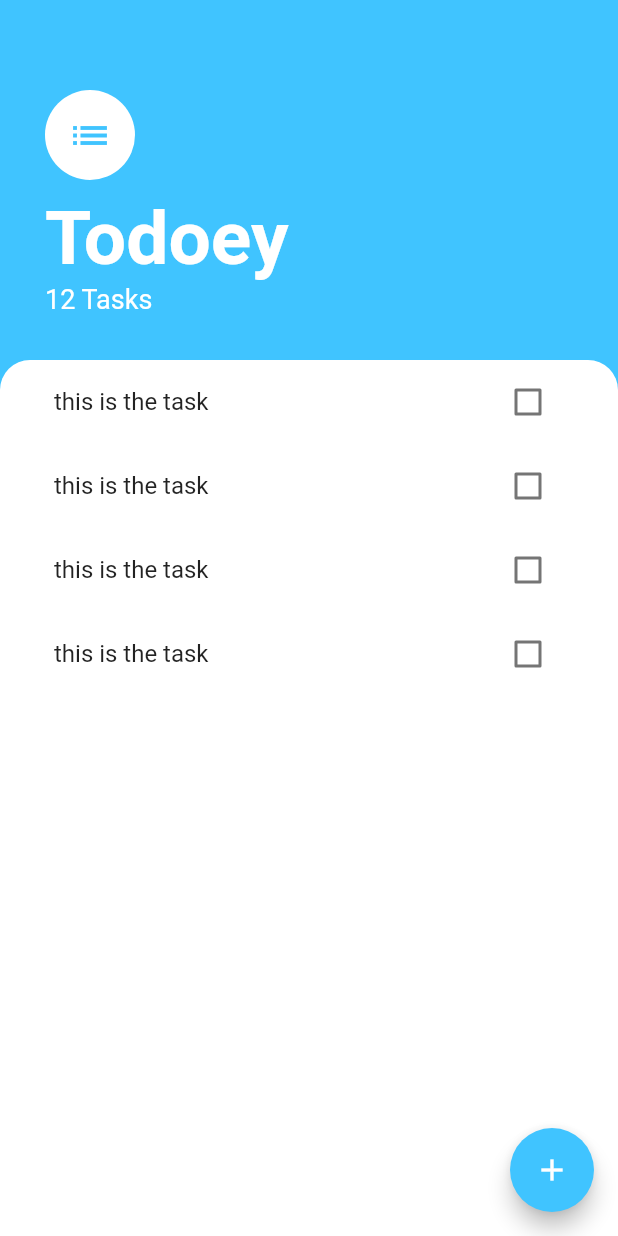
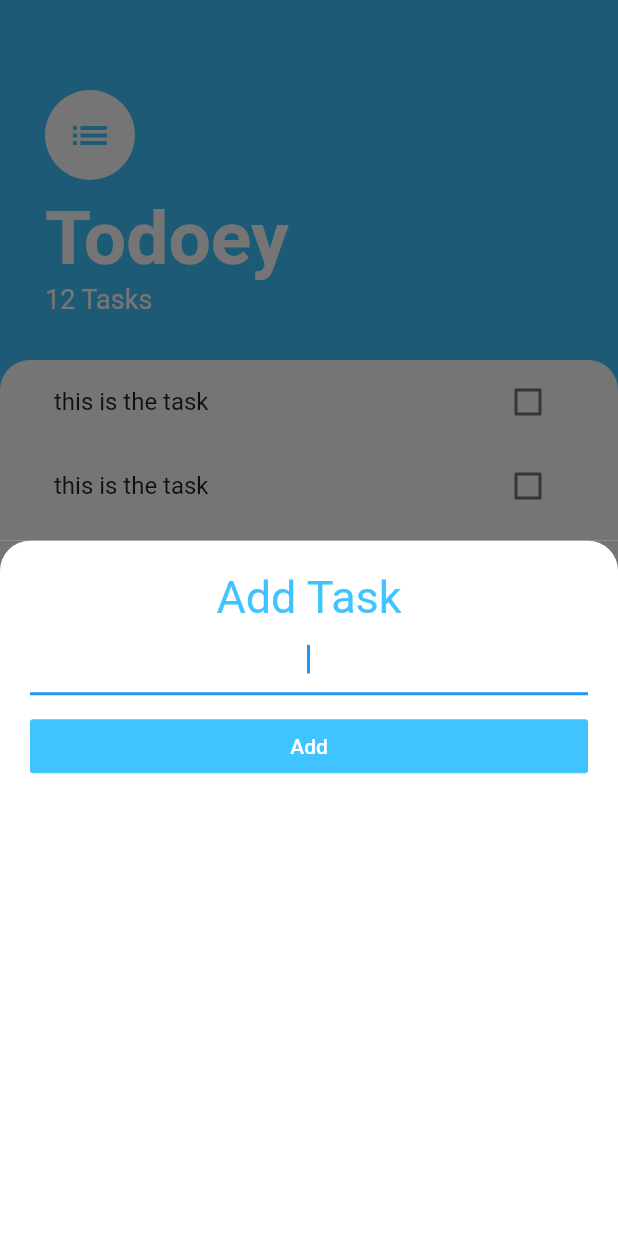
Before and after one commit to jbj88817/Todoey-flutter, a Flutter app: the screen it shows after launch, after a tap on the "add" icon, on a phone screen of 412 x 824 dp. Run offline on Flutter 3.47's test engine with Material 2 defaults, Android fonts, the phone set to English and light mode, and no system bars.

Commit message:
Add task screen

```diff
--- /dev/null
+++ b/lib/screens/add_task_screen.dart
@@ -0,0 +1,48 @@
+import 'package:flutter/material.dart';
+
+class AddTaskScreen extends StatelessWidget {
+  const AddTaskScreen({Key? key}) : super(key: key);
+
+  @override
+  Widget build(BuildContext context) {
+    return Container(
+      color: const Color(0xFF757575),
+      child: Container(
+        padding: const EdgeInsets.all(20.0),
+        decoration: const BoxDecoration(
+          color: Colors.white,
+          borderRadius: BorderRadius.only(
+            topLeft: Radius.circular(20.0),
+            topRight: Radius.circular(20.0),
+          ),
+        ),
+        child: Column(
+          crossAxisAlignment: CrossAxisAlignment.stretch,
+          children: [
+            const Text(
+              'Add Task',
+              textAlign: TextAlign.center,
+              style: TextStyle(
+                color: Colors.lightBlueAccent,
+                fontSize: 30.0,
+              ),
+            ),
+            const TextField(
+              autofocus: true,
+              textAlign: TextAlign.center,
+            ),
+            const SizedBox(
+              height: 10.0,
+            ),
+            FlatButton(
+              onPressed: () {},
+              color: Colors.lightBlueAccent,
+              textColor: Colors.white,
+              child: const Text('Add'),
+            )
+          ],
+        ),
+      ),
+    );
+  }
+}
--- a/lib/screens/tasks_screen.dart
+++ b/lib/screens/tasks_screen.dart
@@ -1,4 +1,5 @@
 import 'package:flutter/material.dart';
+import 'package:todoey/screens/add_task_screen.dart';
 
 import '../widgets/tasks_list.dart';
 
@@ -12,7 +13,12 @@ class TasksScreen extends StatelessWidget {
       floatingActionButton: FloatingActionButton(
         backgroundColor: Colors.lightBlueAccent,
         child: const Icon(Icons.add),
-        onPressed: () {},
+        onPressed: () {
+          showModalBottomSheet(
+            context: context,
+            builder: (context) => const AddTaskScreen(),
+          );
+        },
       ),
       body: Column(
         crossAxisAlignment: CrossAxisAlignment.start,
```
